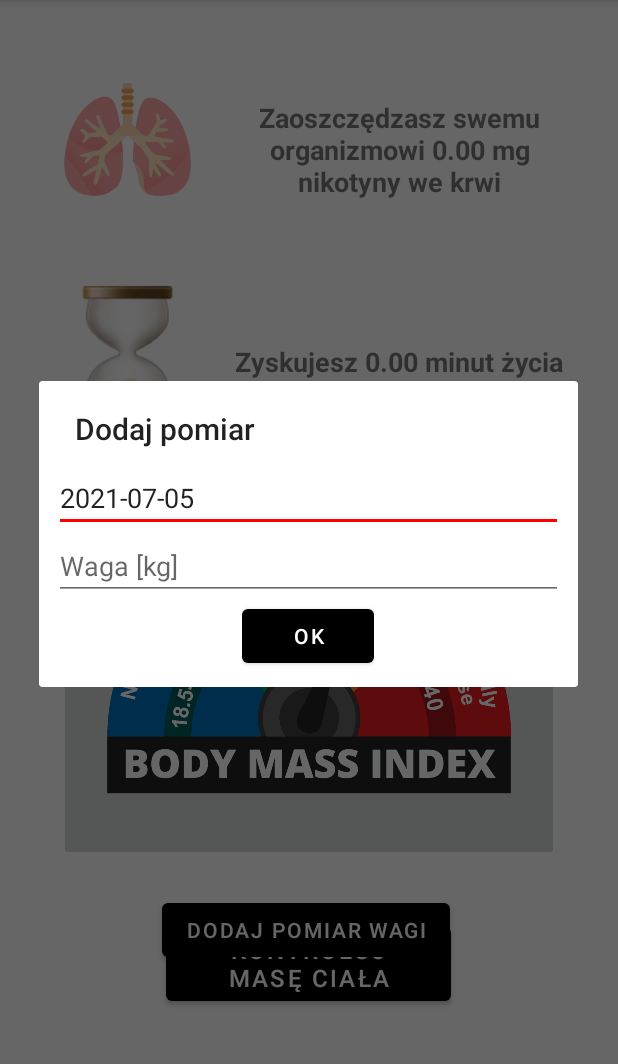
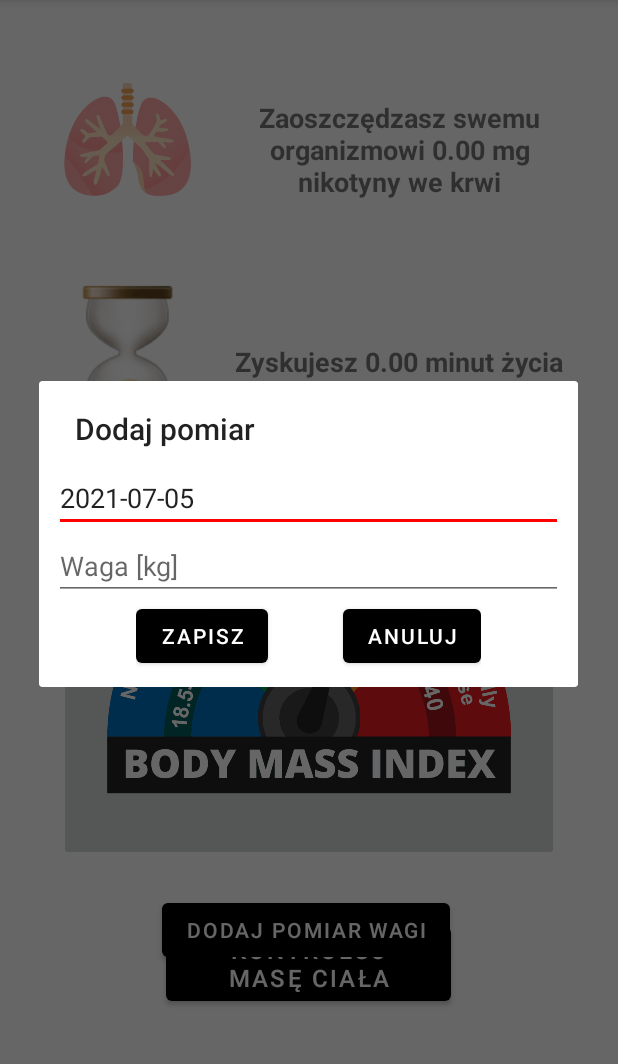
Before and after one commit to staryDziad/StopSmoke, an Android app: the Zdrowie screen opened directly, with no data from a screen before it, after a tap on "DODAJ POMIAR WAGI", on a phone screen of 412 x 824 dp, the part 84-1148 px from its top. Run offline under Robolectric (Android 15) with nearby library versions, the phone set to English and light mode, and no system bars; our stand-ins replace Firebase (no records; nobody signed in at launch, a user with empty details on screens opened directly); 5 statements that could not run were skipped.

Commit message:
wykres i zerowanie_2

```diff
--- a/app/src/main/java/com/example/stopsmoke/Zdrowie.kt
+++ b/app/src/main/java/com/example/stopsmoke/Zdrowie.kt
@@ -93,6 +93,7 @@ class Zdrowie : AppCompatActivity() {
             val btOk = mDialogView.findViewById<Button>(R.id.btZatwierdzDoWykresu)
             val dataWykres = mDialogView.findViewById<EditText>(R.id.edDataDoWykresu)
             val waga = mDialogView.findViewById<EditText>(R.id.edWagaDoWykresu)
+            val btAnuluj = mDialogView.findViewById<Button>(R.id.btWyjscie)
 
             val today = LocalDate.now()
             dataWykres?.setText(today.toString())
@@ -101,7 +102,7 @@ class Zdrowie : AppCompatActivity() {
                 var wartoscWagi = 0.0
                 var data = ""
 
-                if (waga?.text.toString().isNotEmpty()) {
+               if (waga?.text.toString().isNotEmpty()) {
                     wartoscWagi = waga?.text.toString().toDouble()
                 }
 
@@ -109,10 +110,13 @@ class Zdrowie : AppCompatActivity() {
                     data = dataWykres?.text.toString()
                 }
 
-                mapaWagi?.set(data, wartoscWagi)
+               mapaWagi?.set(data, wartoscWagi)
 
-                FireStoreClass().updateWykresWagi(this, mapaWagi?.toMap())
+               FireStoreClass().updateWykresWagi(this, mapaWagi?.toMap())
 
+               mAlertDialog.dismiss()
+            }
+            btAnuluj.setOnClickListener {
                 mAlertDialog.dismiss()
             }
 
@@ -245,4 +249,5 @@ class Zdrowie : AppCompatActivity() {
     }
 
 
+
 }
--- a/app/src/main/res/layout/waga_popup.xml
+++ b/app/src/main/res/layout/waga_popup.xml
@@ -32,7 +32,14 @@
             android:id="@+id/btZatwierdzDoWykresu"
             android:layout_width="match_parent"
             android:layout_height="wrap_content"
-            android:text="Ok" />
+            android:text="Zapisz" />
+
+        <Button
+            android:id="@+id/btWyjscie"
+            android:layout_width="match_parent"
+            android:layout_height="wrap_content"
+            android:text="Anuluj"
+            android:layout_marginLeft="50dp"/>
     </LinearLayout>
 
 
```
